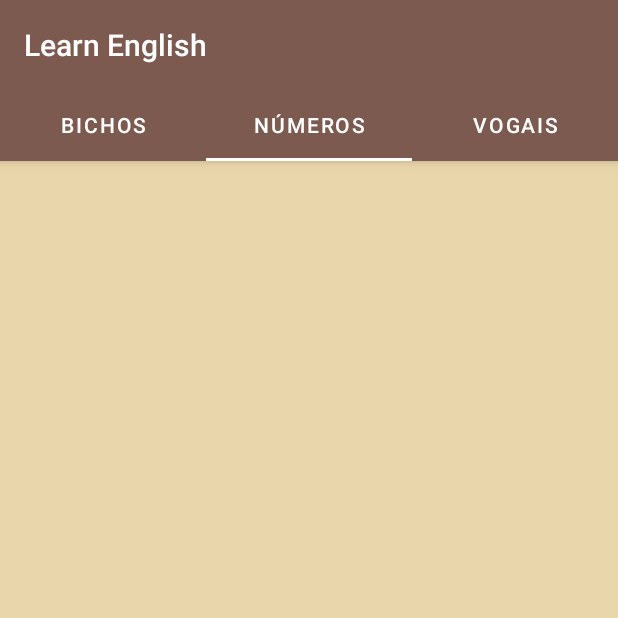
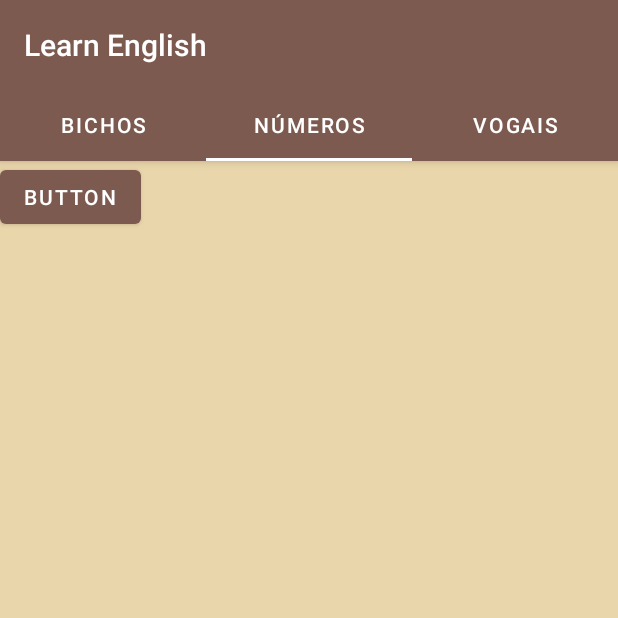
Before and after one commit to nicaraujo/learn-english-app, an Android app: the screen it shows after launch (MainActivity), tab 2 chosen, on a phone screen of 412 x 824 dp, the top half of it. Run offline under Robolectric (Android 15) with nearby library versions, the phone set to English and light mode, and no system bars.

Commit message:
Fix to tab layout setup

```diff
--- a/app/src/main/java/com/projects/learnenglish/ui/main/PageViewModel.java
+++ /dev/null
@@ -1,26 +0,0 @@
-package com.projects.learnenglish.ui.main;
-
-import androidx.arch.core.util.Function;
-import androidx.lifecycle.LiveData;
-import androidx.lifecycle.MutableLiveData;
-import androidx.lifecycle.Transformations;
-import androidx.lifecycle.ViewModel;
-
-public class PageViewModel extends ViewModel {
-
-    private MutableLiveData<Integer> mIndex = new MutableLiveData<>();
-    private LiveData<String> mText = Transformations.map(mIndex, new Function<Integer, String>() {
-        @Override
-        public String apply(Integer input) {
-            return "Hello world from section: " + input;
-        }
-    });
-
-    public void setIndex(int index) {
-        mIndex.setValue(index);
-    }
-
-    public LiveData<String> getText() {
-        return mText;
-    }
-}
--- a/app/src/main/java/com/projects/learnenglish/ui/main/PlaceholderFragment.java
+++ /dev/null
@@ -1,59 +0,0 @@
-package com.projects.learnenglish.ui.main;
-
-import android.os.Bundle;
-import android.view.LayoutInflater;
-import android.view.View;
-import android.view.ViewGroup;
-import android.widget.TextView;
-
-import androidx.annotation.Nullable;
-import androidx.annotation.NonNull;
-import androidx.fragment.app.Fragment;
-import androidx.lifecycle.Observer;
-import androidx.lifecycle.ViewModelProvider;
-
-import com.projects.learnenglish.R;
-
-/**
- * A placeholder fragment containing a simple view.
- */
-public class PlaceholderFragment extends Fragment {
-
-    private static final String ARG_SECTION_NUMBER = "section_number";
-
-    private PageViewModel pageViewModel;
-
-    public static PlaceholderFragment newInstance(int index) {
-        PlaceholderFragment fragment = new PlaceholderFragment();
-        Bundle bundle = new Bundle();
-        bundle.putInt(ARG_SECTION_NUMBER, index);
-        fragment.setArguments(bundle);
-        return fragment;
-    }
-
-    @Override
-    public void onCreate(Bundle savedInstanceState) {
-        super.onCreate(savedInstanceState);
-        pageViewModel = new ViewModelProvider(this).get(PageViewModel.class);
-        int index = 1;
-        if (getArguments() != null) {
-            index = getArguments().getInt(ARG_SECTION_NUMBER);
-        }
-        pageViewModel.setIndex(index);
-    }
-
-    @Override
-    public View onCreateView(
-            @NonNull LayoutInflater inflater, ViewGroup container,
-            Bundle savedInstanceState) {
-        View root = inflater.inflate(R.layout.fragment_main, container, false);
-        final TextView textView = root.findViewById(R.id.section_label);
-        pageViewModel.getText().observe(this, new Observer<String>() {
-            @Override
-            public void onChanged(@Nullable String s) {
-                textView.setText(s);
-            }
-        });
-        return root;
-    }
-}
--- a/app/src/main/java/com/projects/learnenglish/ui/main/SectionsPagerAdapter.java
+++ b/app/src/main/java/com/projects/learnenglish/ui/main/SectionsPagerAdapter.java
@@ -27,9 +27,16 @@ public class SectionsPagerAdapter extends FragmentPagerAdapter {
 
     @Override
     public Fragment getItem(int position) {
-        // getItem is called to instantiate the fragment for the given page.
-        // Return a PlaceholderFragment (defined as a static inner class below).
-        return PlaceholderFragment.newInstance(position + 1);
+        switch (position) {
+            case 0:
+                return new AnimalsFragment();
+            case 1:
+                return new NumbersFragment();
+            case 2:
+                return new VowelsFragment();
+            default:
+                return null;
+        }
     }
 
     @Nullable
@@ -40,7 +47,7 @@ public class SectionsPagerAdapter extends FragmentPagerAdapter {
 
     @Override
     public int getCount() {
-        // Show 2 total pages.
+        // Show 3 total pages.
         return 3;
     }
 }
--- a/app/src/main/res/layout/fragment_animals.xml
+++ b/app/src/main/res/layout/fragment_animals.xml
@@ -3,4 +3,11 @@
     xmlns:tools="http://schemas.android.com/tools"
     android:layout_width="match_parent"
     android:layout_height="match_parent"
-    tools:context=".ui.main.AnimalsFragment"/>
+    tools:context=".ui.main.AnimalsFragment">
+
+    <TextView
+        android:id="@+id/textView"
+        android:layout_width="wrap_content"
+        android:layout_height="wrap_content"
+        android:text="TextView" />
+</FrameLayout>
--- a/app/src/main/res/layout/fragment_main.xml
+++ /dev/null
@@ -1,23 +0,0 @@
-<?xml version="1.0" encoding="utf-8"?>
-<androidx.constraintlayout.widget.ConstraintLayout xmlns:android="http://schemas.android.com/apk/res/android"
-    xmlns:app="http://schemas.android.com/apk/res-auto"
-    xmlns:tools="http://schemas.android.com/tools"
-    android:id="@+id/constraintLayout"
-    android:layout_width="match_parent"
-    android:layout_height="match_parent"
-    tools:context=".ui.main.PlaceholderFragment">
-
-    <TextView
-        android:id="@+id/section_label"
-        android:layout_width="wrap_content"
-        android:layout_height="wrap_content"
-        android:layout_marginStart="@dimen/activity_horizontal_margin"
-        android:layout_marginTop="@dimen/activity_vertical_margin"
-        android:layout_marginEnd="@dimen/activity_horizontal_margin"
-        android:layout_marginBottom="@dimen/activity_vertical_margin"
-        app:layout_constraintLeft_toLeftOf="parent"
-        app:layout_constraintTop_toTopOf="@+id/constraintLayout"
-        tools:layout_constraintLeft_creator="1"
-        tools:layout_constraintTop_creator="1" />
-
-</androidx.constraintlayout.widget.ConstraintLayout>
--- a/app/src/main/res/layout/fragment_numbers.xml
+++ b/app/src/main/res/layout/fragment_numbers.xml
@@ -3,4 +3,11 @@
     xmlns:tools="http://schemas.android.com/tools"
     android:layout_width="match_parent"
     android:layout_height="match_parent"
-    tools:context=".ui.main.NumbersFragment"/>
+    tools:context=".ui.main.NumbersFragment">
+
+    <Button
+        android:id="@+id/button"
+        android:layout_width="wrap_content"
+        android:layout_height="wrap_content"
+        android:text="Button" />
+</FrameLayout>
--- a/app/src/main/res/layout/fragment_vowels.xml
+++ b/app/src/main/res/layout/fragment_vowels.xml
@@ -3,4 +3,11 @@
     xmlns:tools="http://schemas.android.com/tools"
     android:layout_width="match_parent"
     android:layout_height="match_parent"
-    tools:context=".ui.main.VowelsFragment"/>
+    tools:context=".ui.main.VowelsFragment">
+
+    <CheckBox
+        android:id="@+id/checkBox"
+        android:layout_width="wrap_content"
+        android:layout_height="wrap_content"
+        android:text="CheckBox" />
+</FrameLayout>
```
